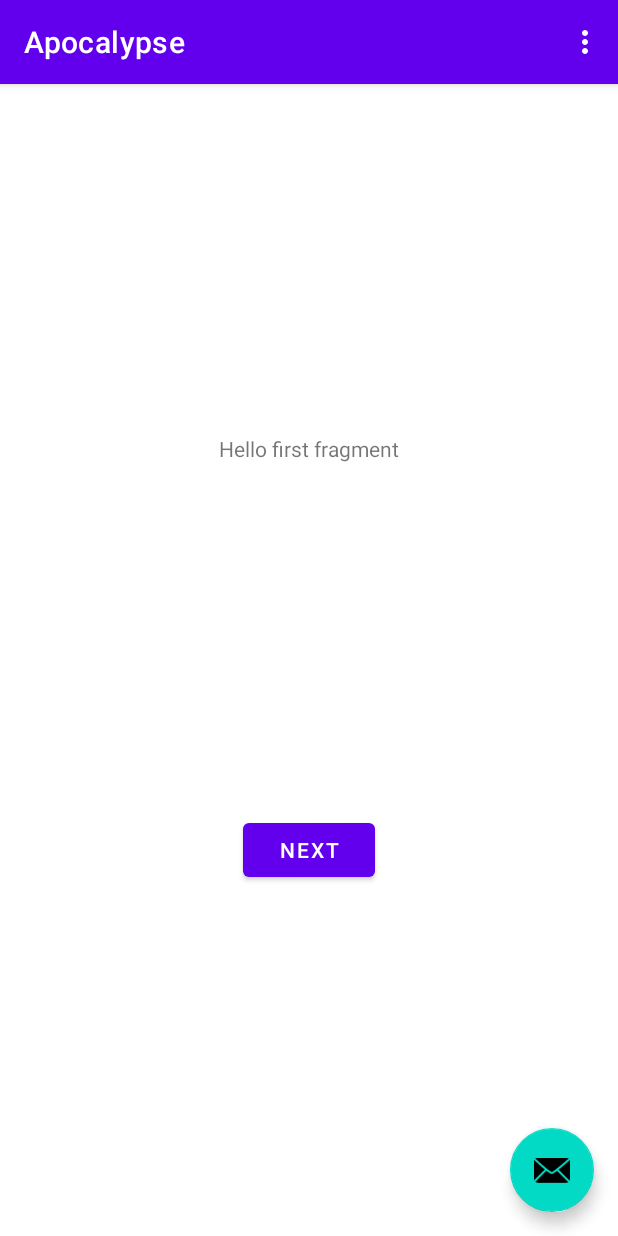
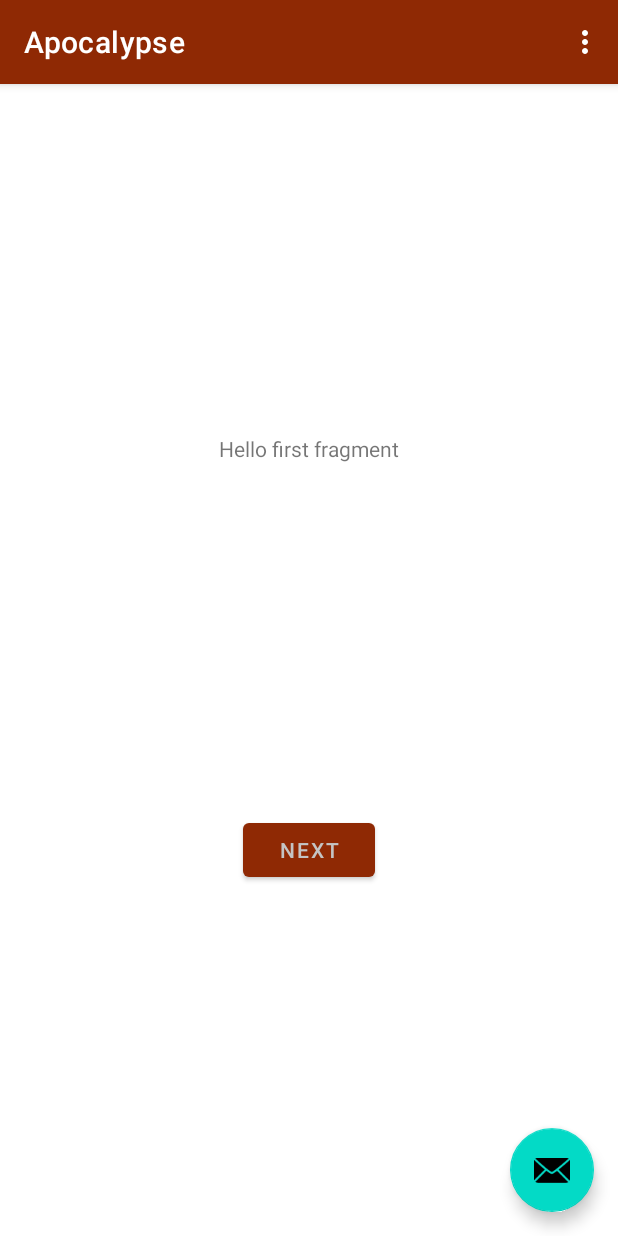
Before and after one commit to xfillmore-edu/atls4320_mobileappdev, an Android app: the screen it shows after launch (MainActivity), on a phone screen of 412 x 824 dp. Run offline under Robolectric (Android 15) with nearby library versions, the phone set to English and light mode, and no system bars.

Commit message:
lab9 | updated theme colors

```diff
--- a/Apocalypse/app/src/main/res/values-night/themes.xml
+++ b/Apocalypse/app/src/main/res/values-night/themes.xml
@@ -2,13 +2,13 @@
     <!-- Base application theme. -->
     <style name="Theme.Apocalypse" parent="Theme.MaterialComponents.DayNight.DarkActionBar">
         <!-- Primary brand color. -->
-        <item name="colorPrimary">@color/purple_200</item>
-        <item name="colorPrimaryVariant">@color/purple_700</item>
-        <item name="colorOnPrimary">@color/black</item>
+        <item name="colorPrimary">@color/biohazard_dark</item>
+        <item name="colorPrimaryVariant">@color/biohazard_red</item>
+        <item name="colorOnPrimary">@color/grey</item>
         <!-- Secondary brand color. -->
-        <item name="colorSecondary">@color/teal_200</item>
-        <item name="colorSecondaryVariant">@color/teal_200</item>
-        <item name="colorOnSecondary">@color/black</item>
+<!--        <item name="colorSecondary">@color/teal_200</item>-->
+<!--        <item name="colorSecondaryVariant">@color/teal_200</item>-->
+<!--        <item name="colorOnSecondary">@color/black</item>-->
         <!-- Status bar color. -->
         <item name="android:statusBarColor" tools:targetApi="l">?attr/colorPrimaryVariant</item>
         <!-- Customize your theme here. -->
--- a/Apocalypse/app/src/main/res/values/colors.xml
+++ b/Apocalypse/app/src/main/res/values/colors.xml
@@ -1,13 +1,11 @@
 <?xml version="1.0" encoding="utf-8"?>
 <resources>
-    <color name="purple_200">#FFBB86FC</color>
-    <color name="purple_500">#FF6200EE</color>
-    <color name="purple_700">#FF3700B3</color>
-    <color name="teal_200">#FF03DAC5</color>
-    <color name="teal_700">#FF018786</color>
+
     <color name="black">#FF000000</color>
     <color name="white">#FFFFFFFF</color>
 
     <color name='radiation_yellow'>#ffea35</color>
     <color name='biohazard_red'>#8F2904</color>
+    <color name='biohazard_dark'>#5c0000</color>
+    <color name='grey'>#c4c4c4</color>
 </resources>
--- a/Apocalypse/app/src/main/res/values/themes.xml
+++ b/Apocalypse/app/src/main/res/values/themes.xml
@@ -2,13 +2,13 @@
     <!-- Base application theme. -->
     <style name="Theme.Apocalypse" parent="Theme.MaterialComponents.DayNight.DarkActionBar">
         <!-- Primary brand color. -->
-        <item name="colorPrimary">@color/purple_500</item>
-        <item name="colorPrimaryVariant">@color/purple_700</item>
-        <item name="colorOnPrimary">@color/white</item>
+        <item name="colorPrimary">@color/biohazard_red</item>
+        <item name="colorPrimaryVariant">@color/biohazard_dark</item>
+        <item name="colorOnPrimary">@color/grey</item>
         <!-- Secondary brand color. -->
-        <item name="colorSecondary">@color/teal_200</item>
-        <item name="colorSecondaryVariant">@color/teal_700</item>
-        <item name="colorOnSecondary">@color/black</item>
+<!--        <item name="colorSecondary">@color/teal_200</item>-->
+<!--        <item name="colorSecondaryVariant">@color/teal_700</item>-->
+<!--        <item name="colorOnSecondary">@color/black</item>-->
         <!-- Status bar color. -->
         <item name="android:statusBarColor" tools:targetApi="l">?attr/colorPrimaryVariant</item>
         <!-- Customize your theme here. -->
```
